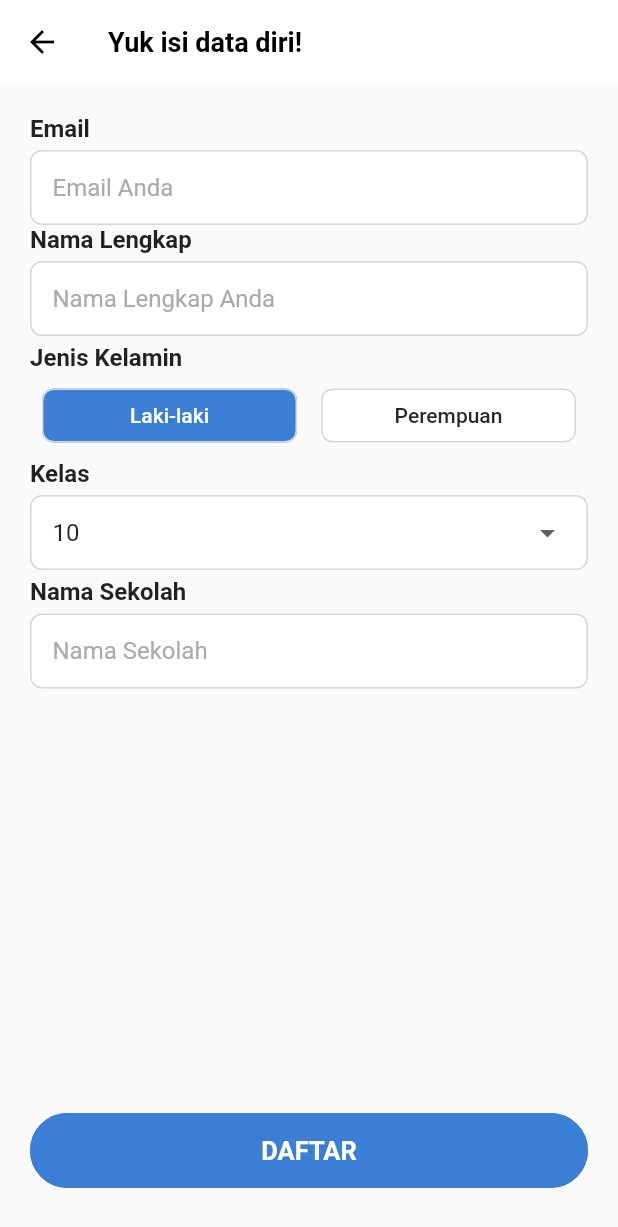
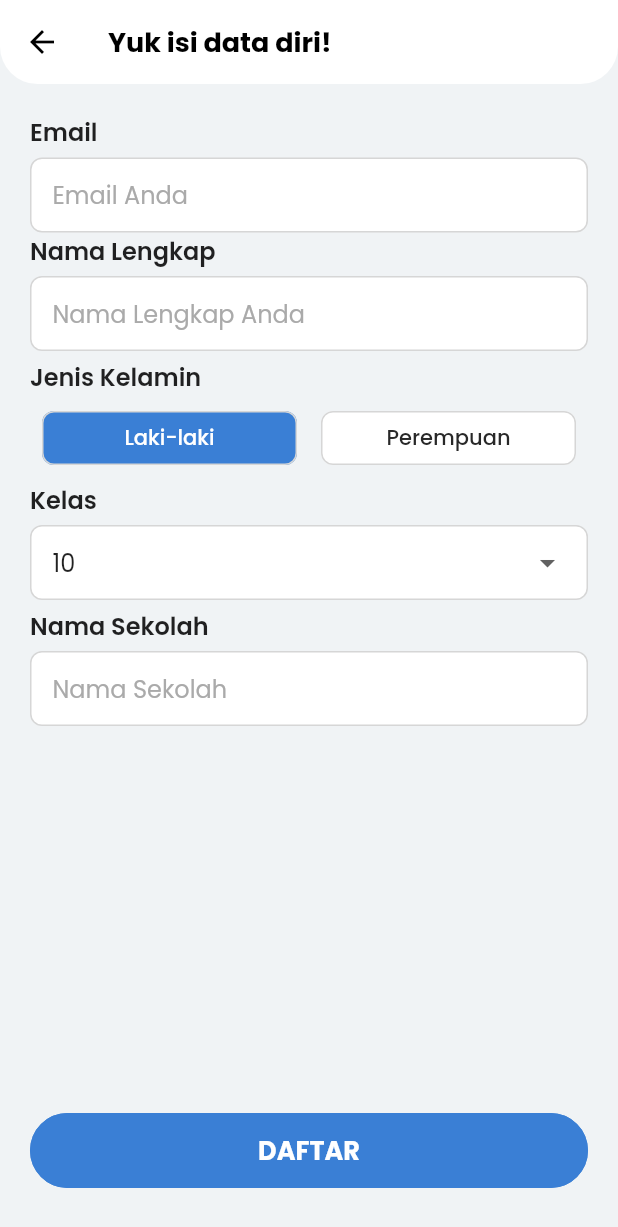
Before and after one commit to hamamulwidya/edspert-latsol, a Flutter app: the RegisterPage screen opened by its route, on a phone screen of 412 x 824 dp. Shown: the top 1227 px of the screen. Run offline on Flutter 3.47's test engine with Material 2 defaults, Android fonts, the phone set to English and light mode, and no system bars; our stand-ins replace google_fonts.

Commit message:
small improvement

```diff
--- a/lib/constants/R/assets.dart
+++ b/lib/constants/R/assets.dart
@@ -5,5 +5,8 @@ class Assets {
   String icAple = "assets/auth/ic_apple.png";
   String icHome = "assets/ic_home.png";
   String icDiscuss = "assets/ic_discuss.png";
-  // String imgProfile = "assets/ic_home.png";
+
+  String imgUser = "assets/ic_avatar.png";
+  String imgHome = "assets/img_home.png";
+  String icAtom = "assets/ic_atom.png";
 }
--- a/lib/main.dart
+++ b/lib/main.dart
@@ -3,6 +3,7 @@ import 'package:git_project/view/login_page.dart';
 import 'package:git_project/view/main_page.dart';
 import 'package:git_project/view/register_page.dart';
 import 'package:git_project/view/splash_screen.dart';
+import 'package:google_fonts/google_fonts.dart';
 
 void main() {
   runApp(const MyApp());
@@ -17,6 +18,7 @@ class MyApp extends StatelessWidget {
     return MaterialApp(
       title: 'Flutter Demo',
       theme: ThemeData(
+        textTheme: GoogleFonts.poppinsTextTheme(),
         // This is the theme of your application.
         //
         // Try running your application with "flutter run". You'll see the
--- a/lib/view/register_page.dart
+++ b/lib/view/register_page.dart
@@ -31,8 +31,12 @@ class _RegisterPageState extends State<RegisterPage> {
   @override
   Widget build(BuildContext context) {
     return Scaffold(
-      // resizeToAvoidBottomInset: false,
+      backgroundColor: Color(0xfff0f3f5),
       appBar: AppBar(
+        shape: RoundedRectangleBorder(
+            borderRadius: BorderRadius.only(
+                bottomLeft: Radius.circular(25.0),
+                bottomRight: Radius.circular(25.0))),
         elevation: 0,
         backgroundColor: Colors.white,
         iconTheme: IconThemeData(color: Colors.black),
@@ -48,7 +52,8 @@ class _RegisterPageState extends State<RegisterPage> {
           child: ButtonLogin(
             onTap: () {
               print(emailController.text);
-              Navigator.of(context).pushNamedAndRemoveUntil(MainPage.route, (context)=>false);
+              Navigator.of(context)
+                  .pushNamedAndRemoveUntil(MainPage.route, (context) => false);
             },
             backgroundColor: R.colors.primary,
             borderColor: R.colors.primary,
```
